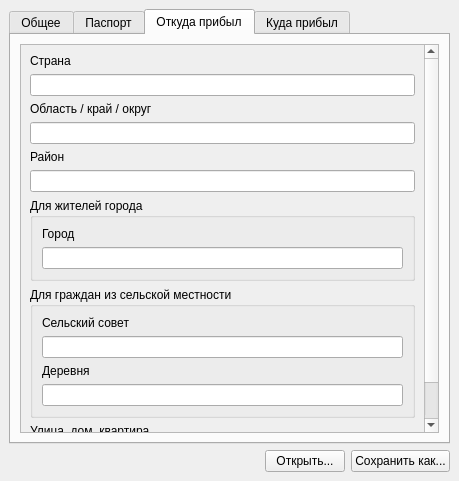
First picture: the form in ui/studentfastreg.ui, repository alex-rusakevich/studentfastreg, before the edit.
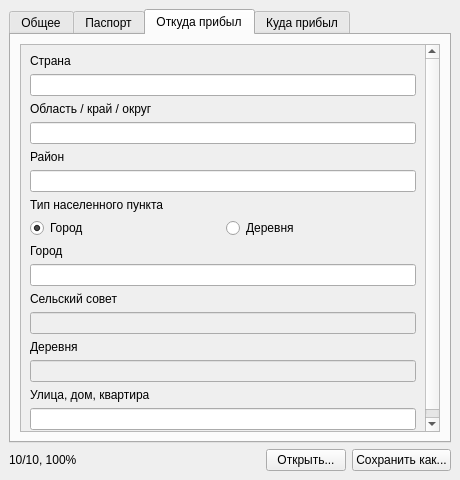
Second picture: the form after the edit. The open tabs and pages were chosen to show the change. Icons and pictures are not drawn.

Commit message: #patch added plain serializer scheme, modified UI

Diff of the .ui file:
```diff
--- a/ui/studentfastreg.ui
+++ b/ui/studentfastreg.ui
@@ -6,10 +6,16 @@
    <rect>
     <x>0</x>
     <y>0</y>
-    <width>459</width>
-    <height>481</height>
+    <width>460</width>
+    <height>480</height>
    </rect>
   </property>
+  <property name="minimumSize">
+   <size>
+    <width>460</width>
+    <height>480</height>
+   </size>
+  </property>
   <property name="windowTitle">
    <string>MainWindow</string>
   </property>
@@ -287,9 +293,9 @@
            <property name="geometry">
             <rect>
              <x>0</x>
-             <y>0</y>
-             <width>236</width>
-             <height>433</height>
+             <y>-29</y>
+             <width>399</width>
+             <height>411</height>
             </rect>
            </property>
            <layout class="QVBoxLayout" name="verticalLayout_7">
@@ -324,11 +330,33 @@
              <widget class="QLineEdit" name="districtLineEdit"/>
             </item>
             <item>
-             <widget class="QGroupBox" name="groupBox_2">
-              <property name="title">
-               <string>Для жителей города</string>
+             <widget class="QLabel" name="label_24">
+              <property name="text">
+               <string>Тип населенного пункта</string>
               </property>
-              <layout class="QVBoxLayout" name="verticalLayout_9">
+             </widget>
+            </item>
+            <item>
+             <layout class="QHBoxLayout" name="horizontalLayout_5">
+              <item>
+               <widget class="QRadioButton" name="radioButton">
+                <property name="text">
+                 <string>Город</string>
+                </property>
+                <property name="checked">
+                 <bool>true</bool>
+                </property>
+               </widget>
+              </item>
+              <item>
+               <widget class="QRadioButton" name="radioButton_2">
+                <property name="text">
+                 <string>Деревня</string>
+                </property>
+               </widget>
+              </item>
+             </layout>
+            </item>
                <item>
                 <widget class="QLabel" name="label_14">
                  <property name="text">
@@ -339,15 +367,6 @@
                <item>
                 <widget class="QLineEdit" name="cityLineEdit"/>
                </item>
-              </layout>
-             </widget>
-            </item>
-            <item>
-             <widget class="QGroupBox" name="groupBox">
-              <property name="title">
-               <string>Для граждан из сельской местности</string>
-              </property>
-              <layout class="QVBoxLayout" name="verticalLayout_8">
                <item>
                 <widget class="QLabel" name="label_15">
                  <property name="text">
@@ -356,7 +375,11 @@
                 </widget>
                </item>
                <item>
-                <widget class="QLineEdit" name="councilLineEdit"/>
+             <widget class="QLineEdit" name="councilLineEdit">
+              <property name="enabled">
+               <bool>false</bool>
+              </property>
+             </widget>
                </item>
                <item>
                 <widget class="QLabel" name="label_16">
@@ -366,9 +389,10 @@
                 </widget>
                </item>
                <item>
-                <widget class="QLineEdit" name="villageLineEdit"/>
-               </item>
-              </layout>
+             <widget class="QLineEdit" name="villageLineEdit">
+              <property name="enabled">
+               <bool>false</bool>
+              </property>
              </widget>
             </item>
             <item>
@@ -513,6 +537,13 @@
     </item>
     <item>
      <layout class="QHBoxLayout" name="horizontalLayout">
+      <item>
+       <widget class="QLabel" name="label_25">
+        <property name="text">
+         <string>10/10, 100%</string>
+        </property>
+       </widget>
+      </item>
       <item>
        <spacer name="horizontalSpacer">
         <property name="orientation">
```
Left out of the diff: 12 changed lines with no effect on the pictures. Lines whose indentation alone changed are shown as unchanged. The commit also changes 4 other files.
